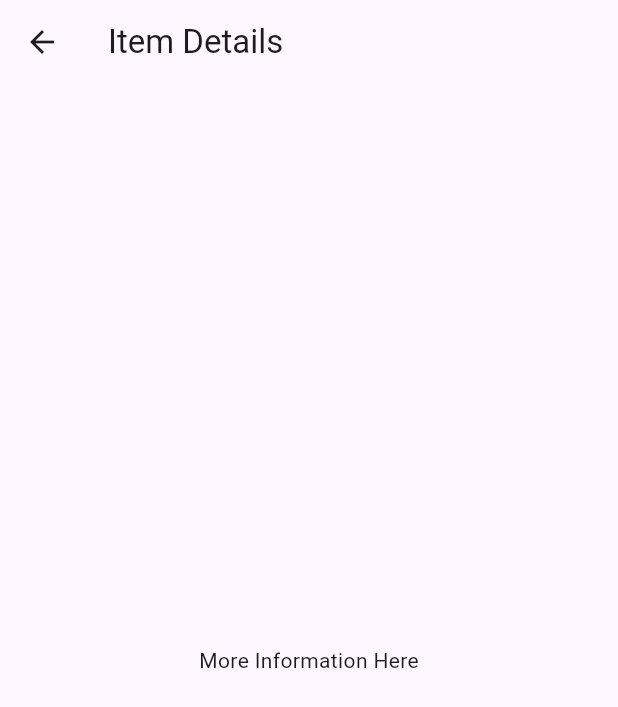
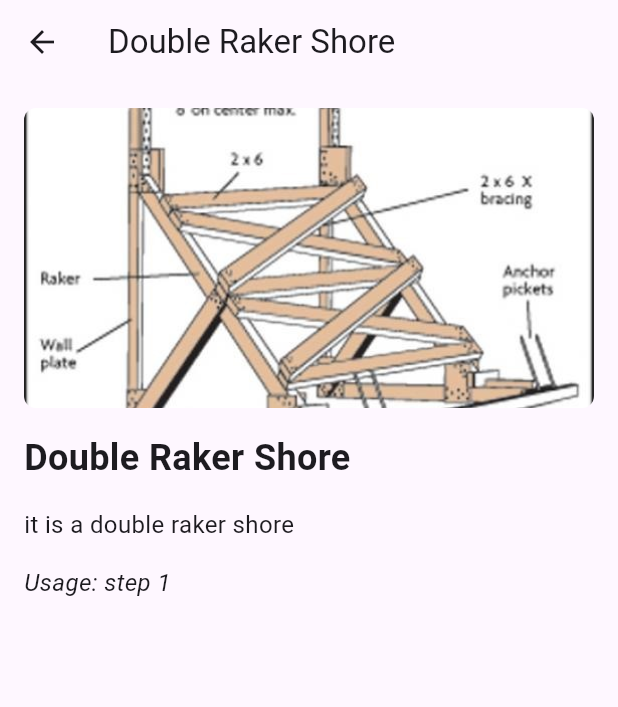
Before and after one commit to DivyWaren/shoring_for_dummies, a Flutter app: the screen it shows after launch, after a tap on "Double Raker Shore", on a phone screen of 412 x 824 dp. Shown: the top 707 px of the screen. Run offline on Flutter 3.47's test engine with Material 3 defaults, Android fonts, the phone set to English and light mode, and no system bars; generated files the repository leaves out were written again.

Commit message:
updated item details view
- added description and usage labels for each shoring type
- added item title, description and usage details to item details view

```diff
--- a/lib/src/data/data.dart
+++ b/lib/src/data/data.dart
@@ -1,11 +1,35 @@
 const shoringTypes = [
-  {'title': 'Raker Shore', 'image': 'assets/images/raker_shore.jpg'},
-  {'title': 'Double Raker Shore', 'image': 'assets/images/double_raker_shore.jpg'},
-  {'title': 'Window Shore', 'image': 'assets/images/window_shore.jpg'},
-  {'title': 'T-Shore', 'image': 'assets/images/t_shore.jpg'},
+  {
+    'title': 'Raker Shore',
+    'image': 'assets/images/raker_shore.jpg',
+    'description': 'it is a raker shore',
+    'usage': 'step 1'
+  },
+  {
+    'title': 'Double Raker Shore',
+    'image': 'assets/images/double_raker_shore.jpg',
+    'description': 'it is a double raker shore',
+    'usage': 'step 1'
+  },
+  {
+    'title': 'Window Shore',
+    'image': 'assets/images/window_shore.jpg',
+    'description': 'it is a window shore',
+    'usage': 'step 1'
+  },
+  {
+    'title': 'T-Shore',
+    'image': 'assets/images/t_shore.jpg',
+    'description': 'it is a t-shore',
+    'usage': 'step 1'
+  },
 ];
 
 const woodCuts = [
-  {'title': '4" by 4"', 'image': 'assets/images/flutter_logo.png'},
-  {'title': '4" by 2" Cleats', 'image': 'assets/images/flutter_logo.png'},
+  {
+    'title': '4" by 4"', 'image': 'assets/images/flutter_logo.png'
+  },
+  {
+    'title': '4" by 2" Cleats', 'image': 'assets/images/flutter_logo.png'
+  },
 ];
--- a/lib/src/sample_feature/sample_item_details_view.dart
+++ b/lib/src/sample_feature/sample_item_details_view.dart
@@ -8,12 +8,48 @@ class SampleItemDetailsView extends StatelessWidget {
 
   @override
   Widget build(BuildContext context) {
+    // Retrieves the item passed as an argument
+    final item = ModalRoute.of(context)?.settings.arguments as Map<String, String>;
+
     return Scaffold(
       appBar: AppBar(
-        title: const Text('Item Details'),
+        title: Text(item['title'] ?? 'Item Details'),
       ),
-      body: const Center(
-        child: Text('More Information Here'),
+      body: Padding(
+        padding: const EdgeInsets.all(16.0),
+        child: Column(
+          crossAxisAlignment: CrossAxisAlignment.start,
+          children: [
+            // Display the image
+            ClipRRect(
+              borderRadius: BorderRadius.circular(8.0),
+              child: Image.asset(
+                item['image']!,
+                width: double.infinity,
+                height: 200,
+                fit: BoxFit.cover,
+              ),
+            ),
+            const SizedBox(height: 16),
+            // Display the title
+            Text(
+              item['title'] ?? '',
+              style: const TextStyle(fontSize: 24, fontWeight: FontWeight.bold),
+            ),
+            const SizedBox(height: 16),
+            // Display the description
+            Text(
+              item['description'] ?? '',
+              style: const TextStyle(fontSize: 16),
+            ),
+            const SizedBox(height: 16),
+            // Display the usage
+            Text(
+              'Usage: ${item['usage'] ?? ''}',
+              style: const TextStyle(fontSize: 16, fontStyle: FontStyle.italic),
+            ),
+          ],
+        ),
       ),
     );
   }
```
